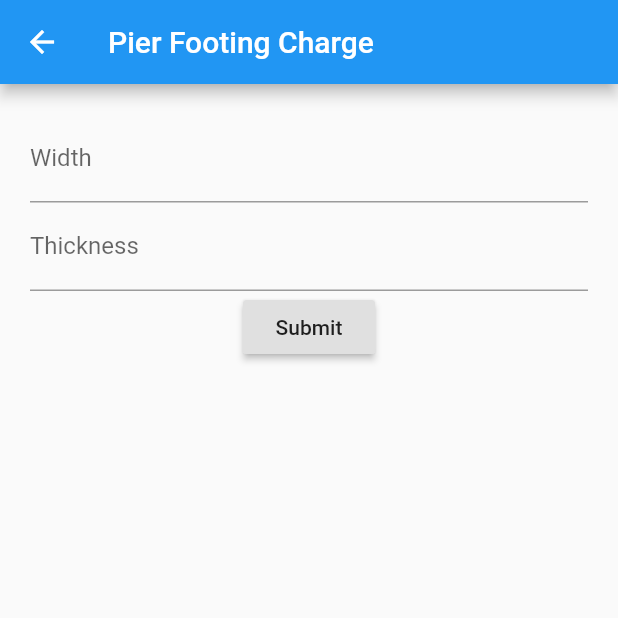
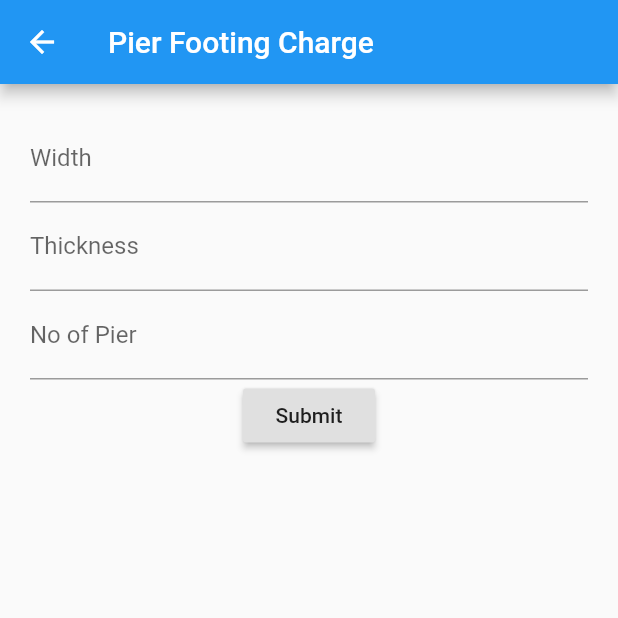
Before and after one commit to mdrafee03/calculator-combat-engineering, a Flutter app: the FootingPierInput screen opened by its route, after a tap on "Submit", on a phone screen of 412 x 824 dp, the top half of it. Run offline on Flutter 3.47's test engine with Material 2 defaults, Android fonts, the phone set to English and light mode, and no system bars; our stand-ins replace dropdown_formfield; missing offline and left inert: fraction.

Commit message:
time calculation for footing

```diff
--- a/lib/screens/counter-mobility/screens/reserve-demolition/screens/pier/screens/footing-pier/models/footing_pier.dart
+++ b/lib/screens/counter-mobility/screens/reserve-demolition/screens/pier/screens/footing-pier/models/footing_pier.dart
@@ -1,6 +1,7 @@
 class FootingPier {
   double width;
   double thickness;
+  int noOfPier;
 
   double get explosivePerCharge {
     int factor = thickness <= 6 ? 10 : 20;
@@ -22,4 +23,9 @@ class FootingPier {
   double get innerCharges {
     return thickness * 12;
   }
+
+  int get totalTimeRequired {
+    int timePerSection = width <= 20 ? 2 : 3;
+    return (noOfPier * timePerSection / 4).ceil();
+  }
 }
--- a/lib/screens/counter-mobility/screens/reserve-demolition/screens/pier/screens/footing-pier/screens/footing_pier_input.dart
+++ b/lib/screens/counter-mobility/screens/reserve-demolition/screens/pier/screens/footing-pier/screens/footing_pier_input.dart
@@ -15,12 +15,12 @@ class _FootingState extends State<FootingPierInput> {
 
   final _formKey = GlobalKey<FormState>();
 
-  final _footing = FootingPier();
+  final _model = FootingPier();
 
   void handleSubmit(BuildContext context) {
     final form = _formKey.currentState;
     form.save();
-    Navigator.pushNamed(context, footingPierOutput, arguments: _footing);
+    Navigator.pushNamed(context, footingPierOutput, arguments: _model);
   }
 
   @override
@@ -39,14 +39,21 @@ class _FootingState extends State<FootingPierInput> {
                       InputDecoration(hintText: "Width", labelText: "Width"),
                   keyboardType: TextInputType.number,
                   onSaved: (val) =>
-                      setState(() => _footing.width = double.parse(val)),
+                      setState(() => _model.width = double.parse(val)),
                 ),
                 TextFormField(
                   decoration: InputDecoration(
                       hintText: "Thickness", labelText: "Thickness"),
                   keyboardType: TextInputType.number,
                   onSaved: (val) =>
-                      setState(() => _footing.thickness = double.parse(val)),
+                      setState(() => _model.thickness = double.parse(val)),
+                ),
+                TextFormField(
+                  decoration: InputDecoration(
+                      hintText: "No of Pier", labelText: "No of Pier"),
+                  keyboardType: TextInputType.number,
+                  onSaved: (val) =>
+                      setState(() => _model.noOfPier = int.parse(val)),
                 ),
                 RaisedButton(
                   onPressed: () => handleSubmit(context),
--- a/lib/screens/counter-mobility/screens/reserve-demolition/screens/pier/screens/footing-pier/screens/footing_pier_output.dart
+++ b/lib/screens/counter-mobility/screens/reserve-demolition/screens/pier/screens/footing-pier/screens/footing_pier_output.dart
@@ -81,7 +81,8 @@ class FootingPierOutput extends StatelessWidget {
                         ),
                       ],
                     ),
-                    Text("e.")
+                    Text(
+                        "e. Total Time Required = ${_footing.totalTimeRequired} Platoon hour")
                   ],
                 ),
               ),
```
Also changed, not shown: lib/screens/counter-mobility/screens/reserve-demolition/screens/pier/screens/shaped-pier/screens/shaped_pier_input.dart (+0 -25 lines).
